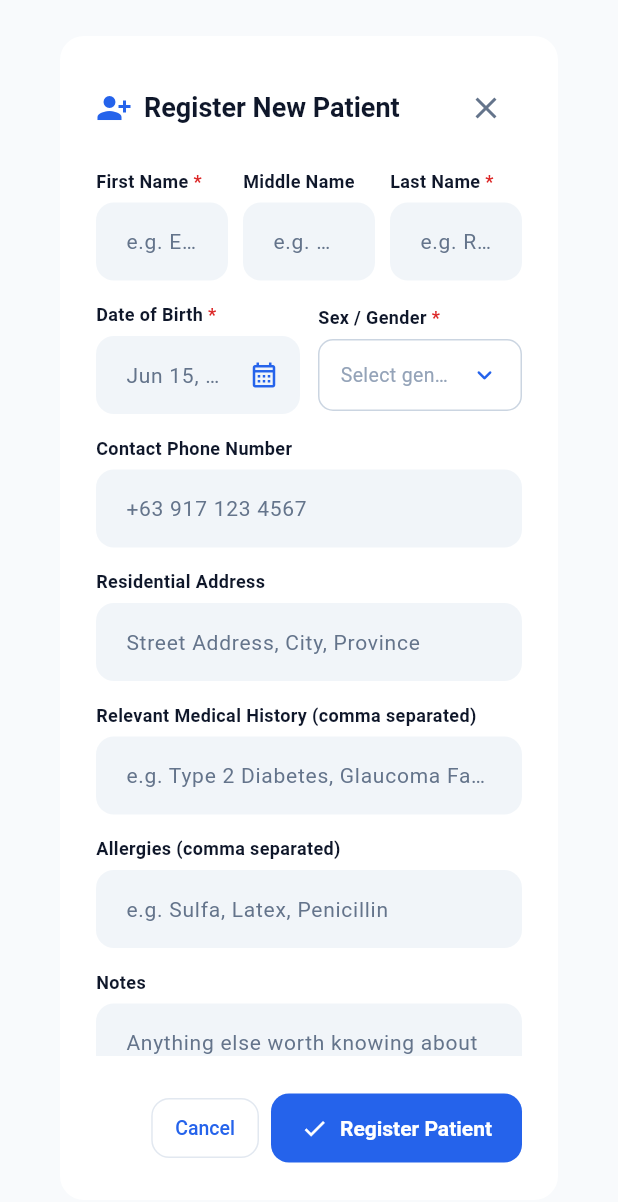
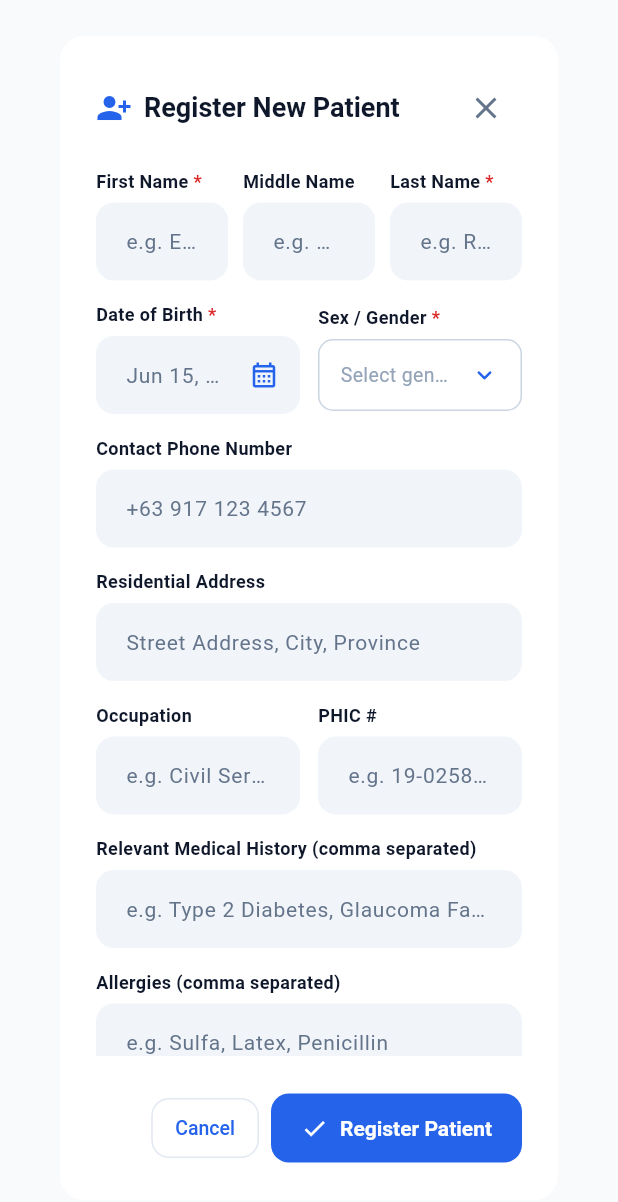
Before and after one commit to ArceasCalzada/Digital-Ophthalmology-Clinical-Record-System, a Flutter app: the NewPatientModal widget shown alone on an empty page, opened directly with empty values, on a phone screen of 412 x 824 dp. Shown: the top 1202 px of the screen. Run offline on Flutter 3.47's test engine with Material 3 defaults, Android fonts, the phone set to English and light mode, and no system bars; our stand-ins replace cloud_firestore, firebase_auth, firebase_core, shared_preferences; missing offline and left inert: firebase_app_check, perfect_freehand; accounts and stored records are empty.

Commit message:
feat(patient): add optional Occupation and PHIC # input fields to patient registration and exam sheet

```diff
--- a/lib/models/patient.dart
+++ b/lib/models/patient.dart
@@ -173,8 +173,8 @@ class Patient {
     required this.gender,
     required this.phone,
     required this.address,
-    this.occupation = 'Civil Servant',
-    this.phicNumber = '19-02581024-8',
+    this.occupation = '',
+    this.phicNumber = '',
     this.referringDoctor,
     this.notes = '',
     required this.medicalHistory,
@@ -368,6 +368,8 @@ class Patient {
     String? middleName,
     String? lastName,
     String? fullName,
+    String? occupation,
+    String? phicNumber,
     List<String>? previousDiagnoses,
     List<Prescription>? prescriptions,
     List<Encounter>? encounters,
@@ -387,8 +389,8 @@ class Patient {
         gender: gender,
         phone: phone,
         address: address,
-        occupation: occupation,
-        phicNumber: phicNumber,
+        occupation: occupation ?? this.occupation,
+        phicNumber: phicNumber ?? this.phicNumber,
         referringDoctor: referringDoctor,
         notes: notes,
         medicalHistory: medicalHistory,
@@ -467,8 +469,8 @@ class Patient {
     final gender = extractString(['gender', 'sex'], 'Unspecified');
     final phone = extractString(['phone', 'contactNumber', 'phoneNumber', 'mobile', 'contact'], 'N/A');
     final address = extractString(['address', 'location'], 'N/A');
-    final occupation = extractString(['occupation'], 'Civil Servant');
-    final phicNumber = extractString(['phicNumber', 'phic'], '19-02581024-8');
+    final occupation = extractString(['occupation', 'job'], '');
+    final phicNumber = extractString(['phicNumber', 'phic', 'phic_number', 'phicNo', 'phic_no'], '');
     final referringDoctor = json['referringDoctor']?.toString() ?? json['doctor']?.toString();
     final notes = extractString(['notes'], '');
     final teamId = extractString(['teamId', 'team_id'], '');
--- a/lib/views/new_patient_modal.dart
+++ b/lib/views/new_patient_modal.dart
@@ -32,6 +32,8 @@ class _NewPatientModalState extends State<NewPatientModal> {
   final _dobController = TextEditingController();
   final _phoneController = TextEditingController();
   final _addressController = TextEditingController();
+  final _occupationController = TextEditingController();
+  final _phicController = TextEditingController();
   final _medHistoryController = TextEditingController();
   final _allergiesController = TextEditingController();
   final _notesController = TextEditingController();
@@ -46,6 +48,8 @@ class _NewPatientModalState extends State<NewPatientModal> {
     _dobController.dispose();
     _phoneController.dispose();
     _addressController.dispose();
+    _occupationController.dispose();
+    _phicController.dispose();
     _medHistoryController.dispose();
     _allergiesController.dispose();
     _notesController.dispose();
@@ -94,6 +98,8 @@ class _NewPatientModalState extends State<NewPatientModal> {
         gender: _gender!, // validated as chosen before we get here
         phone: _phoneController.text.trim().isEmpty ? '+63 900 000 0000' : _phoneController.text.trim(),
         address: _addressController.text.trim().isEmpty ? 'Metro Manila, Philippines' : _addressController.text.trim(),
+        occupation: _occupationController.text.trim(),
+        phicNumber: _phicController.text.trim(),
         medicalHistory: medHistory.isEmpty ? ['No Prior Medical Conditions'] : medHistory,
         allergies: allergies.isEmpty ? ['No Known Drug Allergies (NKDA)'] : allergies,
         notes: _notesController.text.trim(),
@@ -320,6 +326,39 @@ class _NewPatientModalState extends State<NewPatientModal> {
                 ),
                 SizedBox(height: 14),
 
+                Row(
+                  children: [
+                    Expanded(
+                      child: Column(
+                        crossAxisAlignment: CrossAxisAlignment.start,
+                        children: [
+                          FieldLabel('Occupation', fontSize: 12),
+                          SizedBox(height: 6),
+                          TextFormField(
+                            controller: _occupationController,
+                            decoration: InputDecoration(hintText: 'e.g. Civil Servant'),
+                          ),
+                        ],
+                      ),
+                    ),
+                    SizedBox(width: 12),
+                    Expanded(
+                      child: Column(
+                        crossAxisAlignment: CrossAxisAlignment.start,
+                        children: [
+                          FieldLabel('PHIC #', fontSize: 12),
+                          SizedBox(height: 6),
+                          TextFormField(
+                            controller: _phicController,
+                            decoration: InputDecoration(hintText: 'e.g. 19-02581024-8'),
+                          ),
+                        ],
+                      ),
+                    ),
+                  ],
+                ),
+                SizedBox(height: 14),
+
                 Text('Relevant Medical History (comma separated)', style: TextStyle(fontWeight: FontWeight.bold, fontSize: 12, color: AppTheme.textPrimary)),
                 SizedBox(height: 6),
                 TextFormField(
```
Also changed, not shown: 1 other file.
